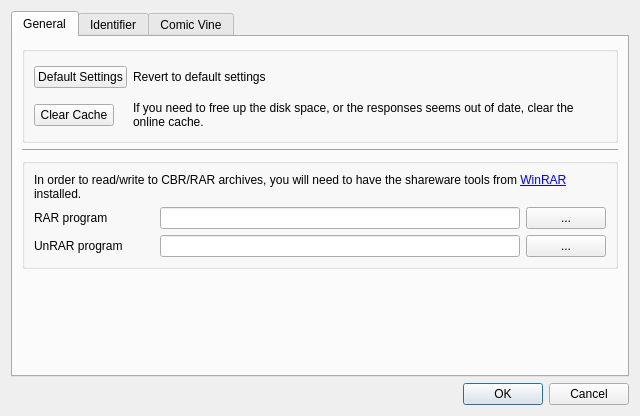
Old version of the form settingswindow.ui in the repository comictagger/comictagger.
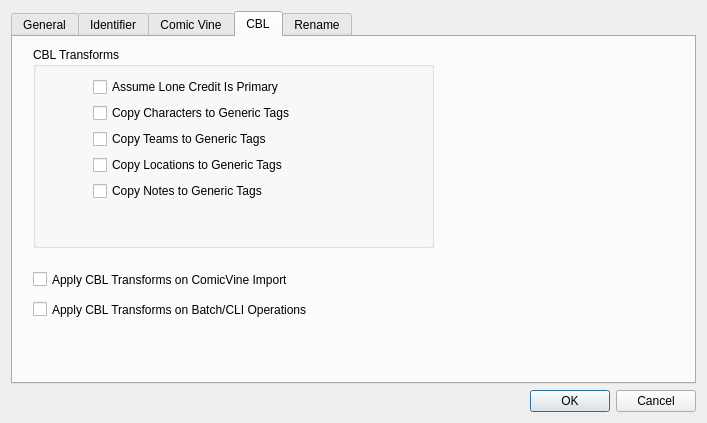
New version of the form. The open tabs and pages were chosen to show the change.

Diff of the .ui file:
```diff
--- a/settingswindow.ui
+++ b/settingswindow.ui
@@ -6,8 +6,8 @@
    <rect>
     <x>0</x>
     <y>0</y>
-    <width>640</width>
-    <height>416</height>
+    <width>707</width>
+    <height>423</height>
    </rect>
   </property>
   <property name="windowTitle">
@@ -305,13 +305,13 @@
         <attribute name="title">
          <string>Comic Vine</string>
         </attribute>
-        <widget class="QCheckBox" name="cbxAssumeLoneCreditIsPrimary">
+        <widget class="QCheckBox" name="cbxUseSeriesStartAsVolume">
          <property name="geometry">
           <rect>
-           <x>50</x>
+           <x>30</x>
            <y>30</y>
-           <width>241</width>
-           <height>20</height>
+           <width>240</width>
+           <height>25</height>
           </rect>
          </property>
          <property name="text">
@@ -319,6 +319,155 @@
          </property>
         </widget>
        </widget>
+       <widget class="QWidget" name="tab_4">
+        <attribute name="title">
+         <string>CBL</string>
+        </attribute>
+        <widget class="QGroupBox" name="groupBox">
+         <property name="geometry">
+          <rect>
+           <x>20</x>
+           <y>10</y>
+           <width>401</width>
+           <height>201</height>
+          </rect>
+         </property>
+         <property name="title">
+          <string>CBL Transforms</string>
+         </property>
+         <widget class="QWidget" name="layoutWidget">
+          <property name="geometry">
+           <rect>
+            <x>60</x>
+            <y>30</y>
+            <width>301</width>
+            <height>161</height>
+           </rect>
+          </property>
+          <layout class="QFormLayout" name="formLayout">
+           <item row="0" column="0">
+            <widget class="QCheckBox" name="cbxAssumeLoneCreditIsPrimary">
+             <property name="text">
+              <string>Assume Lone Credit Is Primary</string>
+             </property>
+            </widget>
+           </item>
+           <item row="1" column="0">
+            <widget class="QCheckBox" name="cbxCopyCharactersToTags">
+             <property name="text">
+              <string>Copy Characters to Generic Tags</string>
+             </property>
+            </widget>
+           </item>
+           <item row="2" column="0">
+            <widget class="QCheckBox" name="cbxCopyTeamsToTags">
+             <property name="text">
+              <string>Copy Teams to Generic Tags</string>
+             </property>
+            </widget>
+           </item>
+           <item row="3" column="0">
+            <widget class="QCheckBox" name="cbxCopyLocationsToTags">
+             <property name="text">
+              <string>Copy Locations to Generic Tags</string>
+             </property>
+            </widget>
+           </item>
+           <item row="4" column="0">
+            <widget class="QCheckBox" name="cbxCopyNotesToTags">
+             <property name="text">
+              <string>Copy Notes to Generic Tags</string>
+             </property>
+            </widget>
+           </item>
+          </layout>
+         </widget>
+        </widget>
+        <widget class="QCheckBox" name="cbxApplyCBLTransformOnCVIMport">
+         <property name="geometry">
+          <rect>
+           <x>20</x>
+           <y>230</y>
+           <width>321</width>
+           <height>25</height>
+          </rect>
+         </property>
+         <property name="text">
+          <string>Apply CBL Transforms on ComicVine Import</string>
+         </property>
+        </widget>
+        <widget class="QCheckBox" name="cbxApplyCBLTransformOnBatchOperation">
+         <property name="geometry">
+          <rect>
+           <x>20</x>
+           <y>260</y>
+           <width>351</width>
+           <height>25</height>
+          </rect>
+         </property>
+         <property name="text">
+          <string>Apply CBL Transforms on Batch/CLI Operations</string>
+         </property>
+        </widget>
+       </widget>
+       <widget class="QWidget" name="tab_5">
+        <attribute name="title">
+         <string>Rename</string>
+        </attribute>
+        <widget class="QWidget" name="layoutWidget">
+         <property name="geometry">
+          <rect>
+           <x>70</x>
+           <y>40</y>
+           <width>531</width>
+           <height>105</height>
+          </rect>
+         </property>
+         <layout class="QFormLayout" name="formLayout_3">
+          <item row="1" column="0">
+           <widget class="QLabel" name="label">
+            <property name="text">
+             <string>Template:</string>
+            </property>
+           </widget>
+          </item>
+          <item row="1" column="1">
+           <widget class="QLineEdit" name="leRenameTemplate">
+            <property name="toolTip">
+             <string>&lt;html&gt;&lt;head/&gt;&lt;body&gt;&lt;p&gt;The template for the new filename. Accepts the following variables:&lt;/p&gt;&lt;p&gt;%series%&lt;br/&gt;%issue%&lt;br/&gt;%volume%&lt;br/&gt;%issuecount%&lt;br/&gt;%year%&lt;br/&gt;%publisher%&lt;br/&gt;%title%&lt;/p&gt;&lt;p&gt;Examples:&lt;/p&gt;&lt;p&gt;&lt;span style=&quot; font-style:italic;&quot;&gt;%series% %issue% (%year%)&lt;/span&gt;&lt;br/&gt;&lt;span style=&quot; font-style:italic;&quot;&gt;%series% #%issue% - %title%&lt;/span&gt;&lt;/p&gt;&lt;/body&gt;&lt;/html&gt;</string>
+            </property>
+           </widget>
+          </item>
+          <item row="2" column="0">
+           <widget class="QLabel" name="label_6">
+            <property name="text">
+             <string>Issue # Padding</string>
+            </property>
+           </widget>
+          </item>
+          <item row="2" column="1">
+           <widget class="QLineEdit" name="leIssueNumPadding">
+            <property name="sizePolicy">
+             <sizepolicy hsizetype="Maximum" vsizetype="Fixed">
+              <horstretch>0</horstretch>
+              <verstretch>0</verstretch>
+             </sizepolicy>
+            </property>
+           </widget>
+          </item>
+          <item row="3" column="0" colspan="2">
+           <widget class="QCheckBox" name="cbxSmartCleanup">
+            <property name="toolTip">
+             <string>&lt;html&gt;&lt;head/&gt;&lt;body&gt;&lt;p&gt;&lt;span style=&quot; font-weight:600;&quot;&gt;&amp;quot;Smart Text Cleanup&amp;quot; &lt;/span&gt;will attempt to clean up the new filename if there are missing fields from the template.  For example, removing empty braces, repeated spaces and dashes, and more.  Experimental feature.&lt;/p&gt;&lt;/body&gt;&lt;/html&gt;</string>
+            </property>
+            <property name="text">
+             <string>Use Smart Text Cleanup (Experimental)</string>
+            </property>
+           </widget>
+          </item>
+         </layout>
+        </widget>
+       </widget>
       </widget>
      </item>
      <item>
```
Left out of the diff: 2 changed lines with no effect on the pictures.
